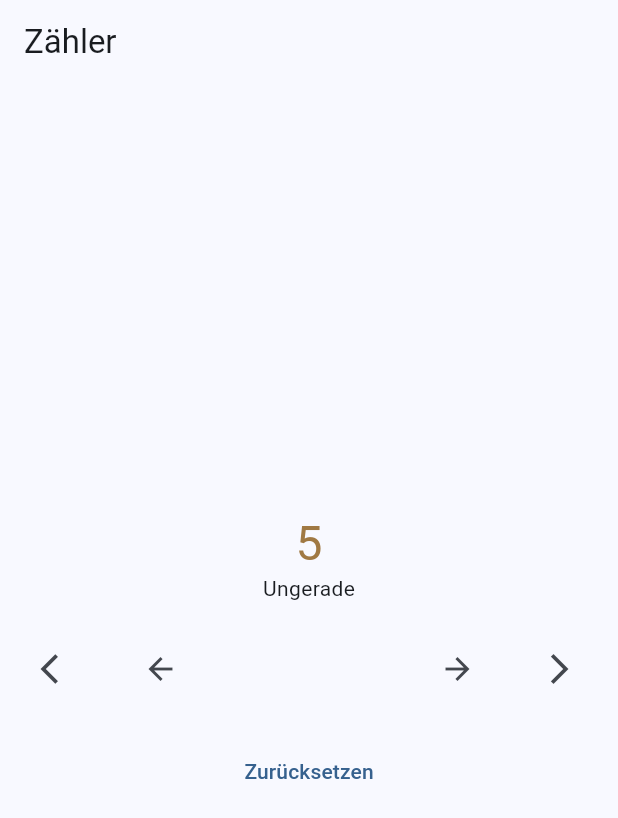
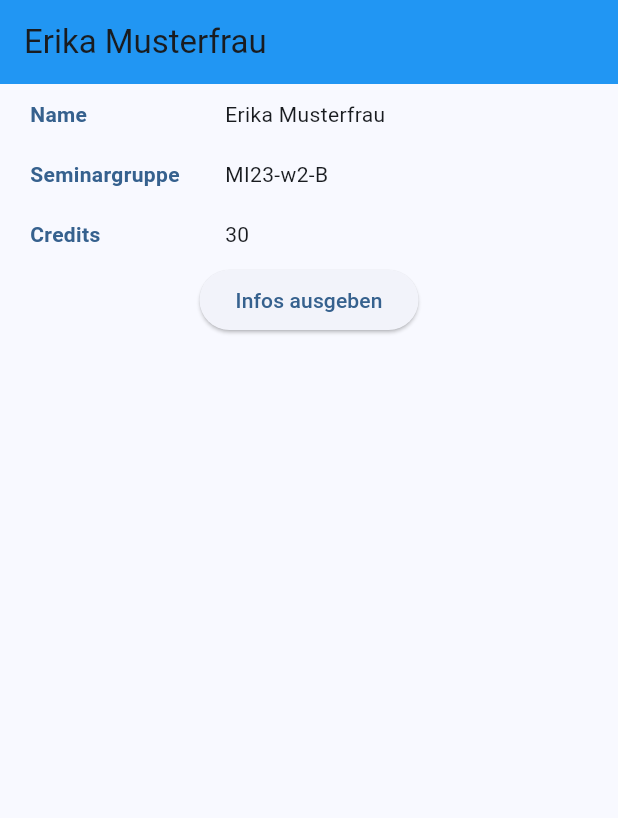
Before and after one commit to schlosser-teaching/university-flutter-amad, a Flutter app: the screen it shows after launch, on a phone screen of 412 x 824 dp. Shown: the top 818 px of the screen. Run offline on Flutter 3.47's test engine with Material 3 defaults, Android fonts, the light colour scheme and no system bars.

Commit message:
Add 03 practical samples

```diff
--- /dev/null
+++ b/lib/03_einfuehrung_flutter_2/praxis_oop_screen/student.dart
@@ -0,0 +1,22 @@
+import 'dart:ui';
+
+class Student {
+  final String firstName;
+  final String lastName;
+  final String seminarGroup;
+  final int credits;
+  final Color? favoriteColor;
+
+  Student({
+    required this.firstName,
+    required this.lastName,
+    required this.seminarGroup,
+    required this.credits,
+    this.favoriteColor,
+  });
+
+  void printInfo() {
+    print('Name: $firstName $lastName');
+    print('Seminargruppe: $seminarGroup ($credits Credits)');
+  }
+}
--- /dev/null
+++ b/lib/03_einfuehrung_flutter_2/praxis_oop_screen/student_detail_screen.dart
@@ -0,0 +1,57 @@
+import 'package:advanced_mobile_app_development/03_einfuehrung_flutter_2/praxis_oop_screen/student.dart';
+import 'package:flutter/cupertino.dart';
+import 'package:flutter/material.dart';
+
+class StudentDetailScreen extends StatelessWidget {
+  final Student student;
+
+  const StudentDetailScreen({required this.student, super.key});
+
+  @override
+  Widget build(BuildContext context) {
+    return Scaffold(
+      appBar: AppBar(title: Text('${student.firstName} ${student.lastName}')),
+      body: Center(child: Column(
+        children: [
+          _buildTextRow(
+            label: 'Name',
+            value: '${student.firstName} ${student.lastName}',
+            context: context
+          ),
+          _buildTextRow(
+              label: 'Seminargruppe',
+              value: student.seminarGroup,
+              context: context
+          ),
+          _buildTextRow(
+              label: 'Credits',
+              value: student.credits.toString(),
+              context: context
+          ),
+          ElevatedButton(
+            onPressed: student.printInfo,
+            child: Text('Infos ausgeben'),
+          ),
+        ],
+      )),
+    );
+  }
+
+  Widget _buildTextRow({required String label, required String value,
+    required BuildContext context}) {
+    return Padding(
+      padding: const EdgeInsets.symmetric(vertical: 10.0, horizontal: 20.0),
+      child: Row(children: [
+        Container(
+          width: 100.0,
+          child: Text(label, style: Theme.of(context).textTheme.bodyMedium?.copyWith(
+            fontWeight: FontWeight.bold,
+            color: student.favoriteColor ?? Theme.of(context).primaryColor,
+          )),
+        ),
+        const SizedBox(width: 30.0),
+        Text(value),
+      ]),
+    );
+  }
+}
--- a/lib/03_einfuehrung_flutter_2/praxis_routing/route_home_screen.dart
+++ b/lib/03_einfuehrung_flutter_2/praxis_routing/route_home_screen.dart
@@ -1,4 +1,4 @@
-import 'package:advanced_mobile_app_development/02_einfuehrung_flutter_1/praxis_centered_text/centered_text_screen.dart';
+import 'package:advanced_mobile_app_development/03_einfuehrung_flutter_2/praxis_routing/route_detail_screen.dart';
 import 'package:flutter/material.dart';
 
 class RouteHomeScreen extends StatelessWidget {
@@ -16,7 +16,7 @@ class RouteHomeScreen extends StatelessWidget {
 
   void navigateToText(String text, BuildContext context) {
     Navigator.of(context).push(MaterialPageRoute(
-        builder: (context) => CenteredTextScreen(displayText: text)
+        builder: (context) => RouteDetailScreen(text: text)
     ));
   }
 }
--- a/lib/03_einfuehrung_flutter_2/theorie_oop/animal.dart
+++ b/lib/03_einfuehrung_flutter_2/theorie_oop/animal.dart
@@ -11,6 +11,8 @@ class Cat extends Animal {
 
   Cat(int legAmount, this.whiskerAmount) : super(legAmount);
 
+  Cat.withNormalLegs(this.whiskerAmount) : super(4);
+
   @override
   void talk() {
     print('Miau! Ich habe ${legAmount} Beine und ${whiskerAmount} Schnurrhaare.');
--- a/lib/main.dart
+++ b/lib/main.dart
@@ -5,7 +5,11 @@ import 'package:advanced_mobile_app_development/02_einfuehrung_flutter_1/uebung_
 import 'package:advanced_mobile_app_development/02_einfuehrung_flutter_1/uebung_01_profil/profile_screen.dart';
 import 'package:advanced_mobile_app_development/02_einfuehrung_flutter_1/uebung_02_zaehler/bonus/bonus_extended_counter_screen.dart';
 import 'package:advanced_mobile_app_development/02_einfuehrung_flutter_1/uebung_02_zaehler/extended_counter_screen.dart';
+import 'package:advanced_mobile_app_development/03_einfuehrung_flutter_2/praxis_oop_screen/student.dart';
+import 'package:advanced_mobile_app_development/03_einfuehrung_flutter_2/praxis_oop_screen/student_detail_screen.dart';
 import 'package:advanced_mobile_app_development/03_einfuehrung_flutter_2/praxis_routing/route_home_screen.dart';
+import 'package:advanced_mobile_app_development/03_einfuehrung_flutter_2/theorie_theming/theming_test_screen.dart';
+import 'package:advanced_mobile_app_development/03_einfuehrung_flutter_2/theorie_visual_widgets/visual_widgets_screen.dart';
 import 'package:flutter/material.dart';
 
 void main() {
@@ -16,17 +20,17 @@ class MyApp extends StatelessWidget {
   MyApp({super.key});
 
   // 02 - Einführung Flutter 1
-  var centeredScreen = CenteredTextScreen(displayText: 'Hallo Welt!');
-  var layoutExampleScreen = LayoutExampleScreen();
-  var textChangerScreen = TextChangerScreen(text: 'Noch nicht gedrückt :(');
-  var profileScreen = ProfileScreen();
-  var bonusProfileScreen = BonusProfileScreen();
-  var extendedCounterScreen = ExtendedCounterScreen(
+  final centeredScreen = CenteredTextScreen(displayText: 'Hallo Welt!');
+  final layoutExampleScreen = LayoutExampleScreen();
+  final textChangerScreen = TextChangerScreen(text: 'Noch nicht gedrückt :(');
+  final profileScreen = ProfileScreen();
+  final bonusProfileScreen = BonusProfileScreen();
+  final extendedCounterScreen = ExtendedCounterScreen(
     defaultValue: 5,
     minimumValue: 0,
     maximumValue: 10,
   );
-  var bonusExtendedCounterScreen = BonusExtendedCounterScreen(
+  final bonusExtendedCounterScreen = BonusExtendedCounterScreen(
     defaultValue: 5,
     minimumValue: 0,
     maximumValue: 10,
@@ -35,16 +39,25 @@ class MyApp extends StatelessWidget {
   );
 
   // 03 - Einführung Flutter 2
-  var routeHomeScreen = RouteHomeScreen();
+  final visualWidgetsScreen = VisualWidgetsScreen();
+  final routeHomeScreen = RouteHomeScreen();
+  final themingTestScreen = ThemingTestScreen();
+  final studentDetailScreen = StudentDetailScreen(student: Student(
+    firstName: 'Erika',
+    lastName: 'Musterfrau',
+    seminarGroup: 'MI23-w2-B',
+    credits: 30,
+  ));
 
   @override
   Widget build(BuildContext context) {
     return MaterialApp(
       title: 'Advanced Mobile App Development',
       theme: ThemeData(
-          colorScheme: ColorScheme.fromSeed(seedColor: Colors.blue),
+        colorScheme: ColorScheme.fromSeed(seedColor: Colors.blue),
+        appBarTheme: const AppBarTheme(backgroundColor: Colors.blue),
       ),
-      home: bonusExtendedCounterScreen,
+      home: studentDetailScreen,
     );
   }
 }
```
Also changed, not shown: lib/03_einfuehrung_flutter_2/praxis_routing/route_detail_screen.dart (added, +24 -0 lines), lib/03_einfuehrung_flutter_2/theorie_visual_widgets/visual_widgets_screen.dart (added, +26 -0 lines).
